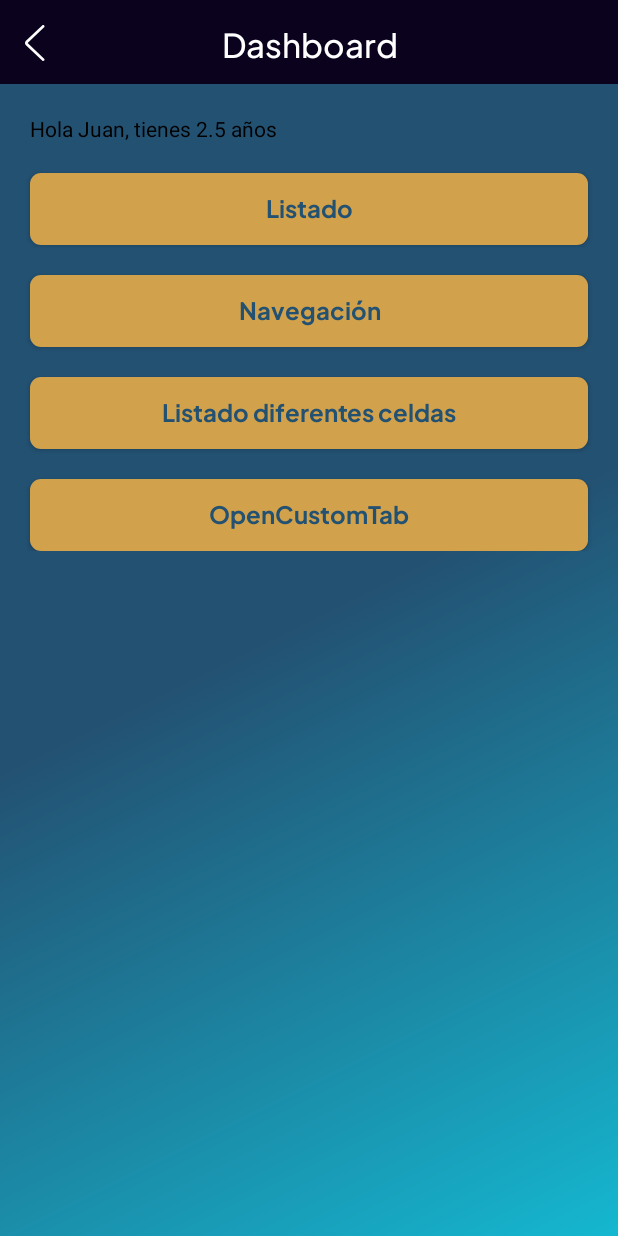
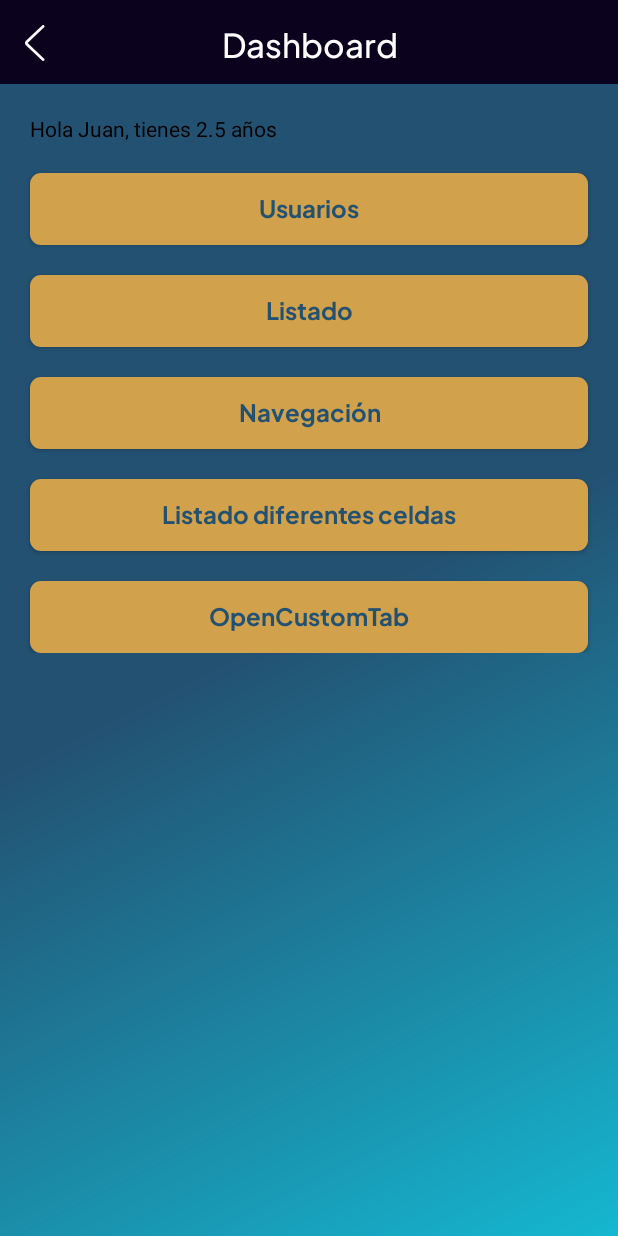
Before and after one commit to enriquemarquezturrillo/VassUniversityBaseProject, an Android app: the DashboardFragment screen opened directly, with no data from a screen before it, on a phone screen of 412 x 824 dp. Run offline under Robolectric (Android 15) with nearby library versions, the phone set to English and light mode, and no system bars; our stand-ins replace Dagger/Hilt's generated code.

Commit message:
start feature user list, create xml, model, and structure.

```diff
--- a/app/src/main/java/com/vasscompany/vassuniversitybaseproject/ui/dashboard/DashboardFragment.kt
+++ b/app/src/main/java/com/vasscompany/vassuniversitybaseproject/ui/dashboard/DashboardFragment.kt
@@ -31,6 +31,7 @@ class DashboardFragment : BaseFragment<FragmentDashboardBinding>(), View.OnClick
         binding?.btListDifferentCells?.setOnClickListener(this)
         binding?.btCustomTab?.setOnClickListener(this)
         binding?.btNavigation?.setOnClickListener(this)
+        binding?.btUsersList?.setOnClickListener(this)
     }
 
     override fun observeViewModel() = Unit
@@ -59,6 +60,10 @@ class DashboardFragment : BaseFragment<FragmentDashboardBinding>(), View.OnClick
             R.id.btNavigation -> {
                 findNavController().navigate(DashboardFragmentDirections.actionDashboardFragmentToAfragment())
             }
+
+            R.id.btUsersList -> {
+                findNavController().navigate(DashboardFragmentDirections.actionDashboardFragmentToUserslist())
+            }
         }
     }
 
--- a/app/src/main/res/layout/fragment_dashboard.xml
+++ b/app/src/main/res/layout/fragment_dashboard.xml
@@ -20,6 +20,17 @@
             app:layout_constraintTop_toTopOf="parent" />
 
         <com.google.android.material.button.MaterialButton
+            android:id="@+id/btUsersList"
+            style="@style/greenButton"
+            android:layout_width="0dp"
+            android:layout_height="wrap_content"
+            android:layout_margin="20dp"
+            android:text="@string/dashboard_button_users"
+            app:layout_constraintEnd_toEndOf="parent"
+            app:layout_constraintStart_toStartOf="parent"
+            app:layout_constraintTop_toBottomOf="@id/tvExampleArguments" />
+
+        <com.google.android.material.button.MaterialButton
             android:id="@+id/btList"
             style="@style/greenButton"
             android:layout_width="0dp"
@@ -28,7 +39,7 @@
             android:text="@string/dashboard_button_list"
             app:layout_constraintEnd_toEndOf="parent"
             app:layout_constraintStart_toStartOf="parent"
-            app:layout_constraintTop_toBottomOf="@id/tvExampleArguments" />
+            app:layout_constraintTop_toBottomOf="@id/btUsersList" />
 
         <com.google.android.material.button.MaterialButton
             android:id="@+id/btNavigation"
--- a/app/src/main/res/navigation/main_nav_graph.xml
+++ b/app/src/main/res/navigation/main_nav_graph.xml
@@ -19,7 +19,15 @@
         <action
             android:id="@+id/action_dashboardFragment_to_afragment"
             app:destination="@id/afragment" />
+        <action
+            android:id="@+id/action_dashboardFragment_to_userslist"
+            app:destination="@id/listUserFragment" />
     </fragment>
+
+    <fragment
+        android:id="@+id/listUserFragment"
+        android:name="com.vasscompany.vassuniversitybaseproject.ui.users.ListUserFragment"
+        android:label="ListUserFragment" />
 
     <fragment
         android:id="@+id/listFragment"
```
Also changed, not shown: app/src/main/java/com/vasscompany/vassuniversitybaseproject/data/domain/model/users/UserModel.kt (added, +11 -0 lines), app/src/main/java/com/vasscompany/vassuniversitybaseproject/ui/users/ListUserFragment.kt (added, +58 -0 lines), app/src/main/java/com/vasscompany/vassuniversitybaseproject/ui/users/ListUserViewModel.kt (added, +34 -0 lines), app/src/main/res/layout/fragment_users_list.xml (added, +18 -0 lines), app/src/main/res/layout/item_recyclerview_list_user_name_years.xml (added, +30 -0 lines).
